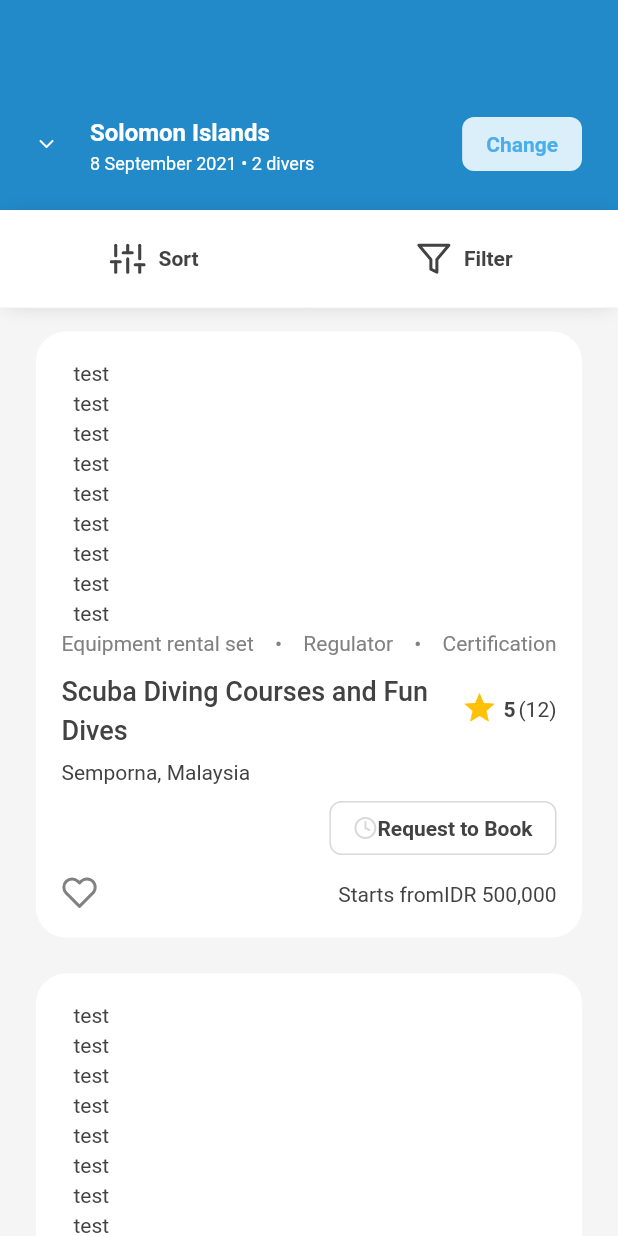
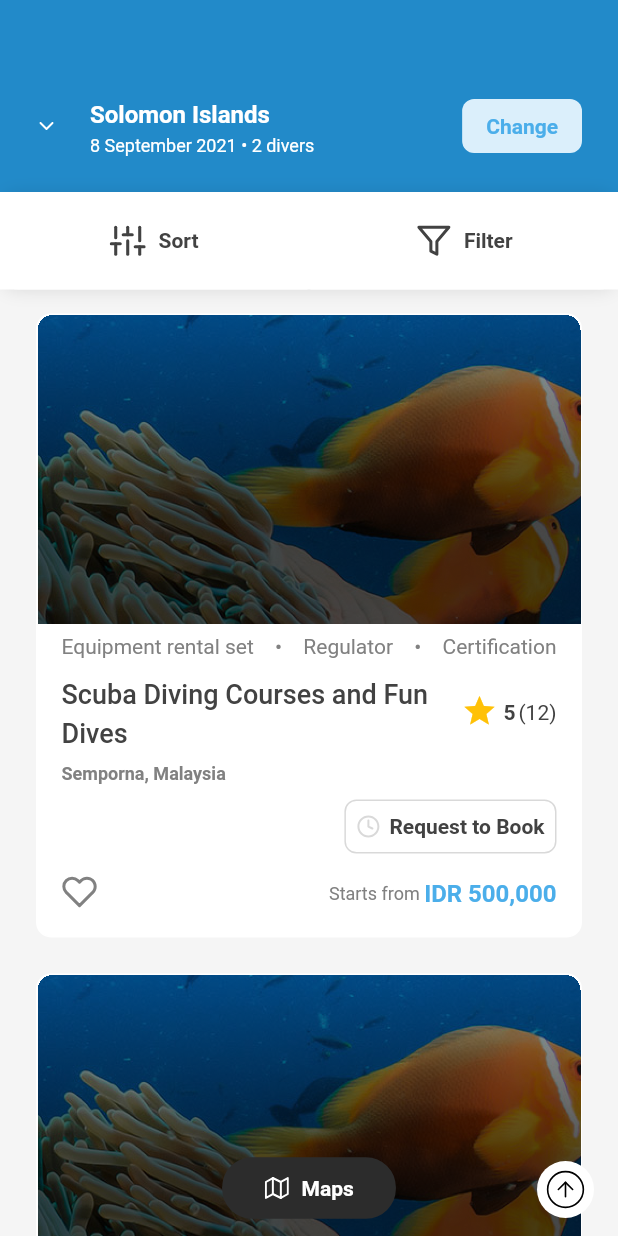
Before and after one commit to bayuleo/bookingDive, a Flutter app: the screen it shows after launch, after a tap on "Search", on a phone screen of 412 x 824 dp. Run offline on Flutter 3.47's test engine with Material 2 defaults, Android fonts, the phone set to English and light mode, and no system bars; our stand-ins replace dio, firebase_auth, firebase_core, firebase_messaging, flutter_svg, get and 5 more; missing offline and left inert: flutter_facebook_auth; accounts and stored records are empty.

Commit message:
page search

```diff
--- a/lib/app/core/widgets/button/button_basic_widget.dart
+++ b/lib/app/core/widgets/button/button_basic_widget.dart
@@ -10,6 +10,9 @@ class ButtonBasicWidget extends StatelessWidget with BaseWidgetMixin {
   final bool enable;
   final Color? backgroundColor;
   final Color? textColor;
+  final Widget? icon;
+  final BorderRadius? borderRadius;
+  final EdgeInsets? padding;
 
   const ButtonBasicWidget({
     Key? key,
@@ -18,6 +21,9 @@ class ButtonBasicWidget extends StatelessWidget with BaseWidgetMixin {
     this.enable = true,
     this.backgroundColor,
     this.textColor,
+    this.icon,
+    this.borderRadius,
+    this.padding,
     required this.onTap,
   }) : super(key: key);
 
@@ -25,18 +31,32 @@ class ButtonBasicWidget extends StatelessWidget with BaseWidgetMixin {
   Widget build(BuildContext context) {
     return ElevatedButton(
       onPressed: () => enable ? onTap() : {},
-      child: TextBasicWidget(
-        text: text,
-        weight: FontWeight.w600,
-        color: textColor ?? theme.white,
+      child: Row(
+        mainAxisSize: MainAxisSize.min,
+        children: [
+          icon == null
+              ? Padding(
+                  padding: EdgeInsets.zero,
+                )
+              : Padding(
+                  padding: EdgeInsets.only(right: 8),
+                  child: icon,
+                ),
+          TextBasicWidget(
+            text: text,
+            weight: FontWeight.w600,
+            color: textColor ?? theme.white,
+          ),
+        ],
       ),
       style: ElevatedButton.styleFrom(
+        padding: padding,
         shadowColor: theme.white,
         elevation: 0,
         primary: enable ? backgroundColor ?? theme.main50 : theme.main30,
         minimumSize: isFullWidht ? const Size.fromHeight(50) : null,
         shape: RoundedRectangleBorder(
-          borderRadius: BorderRadius.circular(8),
+          borderRadius: borderRadius ?? BorderRadius.circular(8),
         ),
       ),
     );
--- a/lib/app/core/widgets/button/button_outline_basic_widget.dart
+++ b/lib/app/core/widgets/button/button_outline_basic_widget.dart
@@ -12,6 +12,7 @@ class ButtonOutlineBasicWidget extends StatelessWidget with BaseWidgetMixin {
   final Color? textColor;
   final Color? borderColor;
   final Widget? icon;
+  final EdgeInsets? padding;
 
   const ButtonOutlineBasicWidget({
     Key? key,
@@ -22,6 +23,7 @@ class ButtonOutlineBasicWidget extends StatelessWidget with BaseWidgetMixin {
     this.textColor,
     this.borderColor,
     this.icon,
+    this.padding,
     required this.onTap,
   }) : super(key: key);
 
@@ -31,7 +33,12 @@ class ButtonOutlineBasicWidget extends StatelessWidget with BaseWidgetMixin {
       onPressed: () => enable ? onTap() : {},
       child: Row(
         children: [
-          icon ?? Container(),
+          icon == null
+              ? Container()
+              : Padding(
+                  padding: EdgeInsets.only(right: 6),
+                  child: icon,
+                ),
           TextBasicWidget(
             text: text,
             weight: FontWeight.w600,
@@ -40,6 +47,7 @@ class ButtonOutlineBasicWidget extends StatelessWidget with BaseWidgetMixin {
         ],
       ),
       style: ElevatedButton.styleFrom(
+        padding: padding,
         shadowColor: theme.white,
         elevation: 0,
         primary: theme.white,
--- a/lib/app/modules/home/home_controller.dart
+++ b/lib/app/modules/main/home/home_controller.dart
@@ -3,9 +3,9 @@ import 'package:bookingdive/app/core/widgets/bottom_sheet_selector/bottom_sheet_
 import 'package:get/get.dart';
 import 'package:get/get_core/src/get_main.dart';
 
-import '../../data/repository/auth_repository.dart';
-import '../../data/repository/user_credentials_repository.dart';
-import '../../routes/app_routes.dart';
+import '../../../data/repository/auth_repository.dart';
+import '../../../data/repository/user_credentials_repository.dart';
+import '../../../routes/app_routes.dart';
 
 class HomeController extends BaseController {
   final AuthRepository _authRepository = Get.find();
--- a/lib/app/modules/home/widgets/item_location_home_widget.dart
+++ b/lib/app/modules/main/home/widgets/item_location_home_widget.dart
@@ -1,9 +1,9 @@
 import 'package:bookingdive/app/core/base/base_widget_mixin.dart';
+import 'package:bookingdive/app/core/widgets/button/button_outline_basic_widget.dart';
 import 'package:flutter/material.dart';
 
-import '../../../../gen/assets.gen.dart';
-import '../../../core/widgets/button/button_outline_basic_widget.dart';
-import '../../../core/widgets/text/text_basic_widget.dart';
+import '../../../../../gen/assets.gen.dart';
+import '../../../../core/widgets/text/text_basic_widget.dart';
 
 class ItemLocationHomeWidget extends StatelessWidget with BaseWidgetMixin {
   const ItemLocationHomeWidget({
--- a/lib/app/modules/home/widgets/item_spot_home_widget.dart
+++ b/lib/app/modules/main/home/widgets/item_spot_home_widget.dart
@@ -1,8 +1,8 @@
 import 'package:bookingdive/app/core/base/base_widget_mixin.dart';
+import 'package:bookingdive/app/core/widgets/text/text_basic_widget.dart';
 import 'package:flutter/material.dart';
 
-import '../../../../gen/assets.gen.dart';
-import '../../../core/widgets/text/text_basic_widget.dart';
+import '../../../../../gen/assets.gen.dart';
 
 class ItemSpotHomeWidget extends StatelessWidget with BaseWidgetMixin {
   const ItemSpotHomeWidget({
--- a/lib/app/modules/main/main_binding.dart
+++ b/lib/app/modules/main/main_binding.dart
@@ -1,9 +1,9 @@
-import 'package:bookingdive/app/modules/home/home_controller.dart';
-import 'package:bookingdive/app/modules/profile/profile_controller.dart';
+import 'package:bookingdive/app/modules/main/profile/profile_controller.dart';
 import 'package:get/get.dart';
 import 'package:get/get_core/src/get_main.dart';
 import 'package:get/get_instance/src/bindings_interface.dart';
 
+import 'home/home_controller.dart';
 import 'main_controller.dart';
 
 class MainBinding implements Bindings {
--- a/lib/app/modules/main/main_controller.dart
+++ b/lib/app/modules/main/main_controller.dart
@@ -1,9 +1,9 @@
-import 'package:bookingdive/app/modules/profile/profile_screen.dart';
+import 'package:bookingdive/app/modules/main/profile/profile_screen.dart';
 import 'package:flutter/material.dart';
 
 import '../../../gen/assets.gen.dart';
 import '../../core/base/base_controller.dart';
-import '../home/home_screen.dart';
+import 'home/home_screen.dart';
 import 'models/bottom_nav_item.dart';
 
 class MainController extends BaseController {
--- a/lib/app/modules/profile/profile_controller.dart
+++ b/lib/app/modules/main/profile/profile_controller.dart
@@ -1,4 +1,4 @@
-import '../../core/base/base_controller.dart';
+import 'package:bookingdive/app/core/base/base_controller.dart';
 
 class ProfileController extends BaseController {
   @override
--- a/lib/app/modules/profile/profile_screen.dart
+++ b/lib/app/modules/main/profile/profile_screen.dart
@@ -1,9 +1,10 @@
 import 'package:bookingdive/app/core/base/base_view.dart';
 import 'package:bookingdive/app/core/base/base_widget_mixin.dart';
 import 'package:bookingdive/app/core/widgets/text/text_basic_widget.dart';
-import 'package:bookingdive/app/modules/profile/profile_controller.dart';
 import 'package:bookingdive/gen/assets.gen.dart';
 import 'package:flutter/material.dart';
+
+import '../profile/profile_controller.dart';
 
 class ProfileScreen extends BaseView<ProfileController> {
   const ProfileScreen({Key? key}) : super(key: key);
@@ -26,7 +27,7 @@ class ProfileScreen extends BaseView<ProfileController> {
                     padding: const EdgeInsets.only(left: 16),
                     child: Column(
                       crossAxisAlignment: CrossAxisAlignment.start,
-                      children: [
+                      children: const [
                         TextBasicWidget(
                           text: 'John Doe',
                           color: Colors.white,
--- a/lib/app/modules/search/search_controller.dart
+++ b/lib/app/modules/search/search_controller.dart
@@ -1,6 +1,9 @@
 import '../../core/base/base_controller.dart';
+import '../../core/widgets/bottom_sheet_selector/bottom_sheet_selector_controller.dart';
 
 class SearchController extends BaseController {
+  final destinationBottomSelector = BottomSheetSelectorController();
+
   @override
   void onReady() {
     super.onReady();
--- a/lib/app/modules/search/search_screen.dart
+++ b/lib/app/modules/search/search_screen.dart
@@ -3,6 +3,8 @@ import 'package:bookingdive/app/core/widgets/text/text_basic_widget.dart';
 import 'package:bookingdive/app/modules/search/search_controller.dart';
 import 'package:bookingdive/app/modules/search/widgets/button_filter_search_widget.dart';
 import 'package:bookingdive/app/modules/search/widgets/item_search_location_widget.dart';
+import 'package:bookingdive/app/modules/search/widgets/selector_search_widget.dart';
+import 'package:bookingdive/app/modules/search/widgets/selector_sort_widget.dart';
 import 'package:bookingdive/gen/assets.gen.dart';
 import 'package:flutter/material.dart';
 
@@ -15,13 +17,14 @@ class SearchScreen extends BaseView<SearchController> {
   Widget buildScreen(BuildContext context) {
     return Scaffold(
       backgroundColor: theme.backgrounGrey,
-      body: Column(
+      body: Stack(children: [
+        Column(
           children: [
             Container(
               decoration: BoxDecoration(color: theme.main70),
               child: Padding(
                 padding: const EdgeInsets.only(
-                  top: 72, bottom: 20, left: 26, right: 24),
+                    top: 60, bottom: 20, left: 26, right: 24),
                 child: Row(
                   mainAxisAlignment: MainAxisAlignment.spaceBetween,
                   children: [
@@ -32,7 +35,7 @@ class SearchScreen extends BaseView<SearchController> {
                           padding: const EdgeInsets.only(left: 24),
                           child: Column(
                             crossAxisAlignment: CrossAxisAlignment.start,
-                          children: [
+                            children: const [
                               TextBasicWidget(
                                 text: 'Solomon Islands',
                                 weight: FontWeight.w700,
@@ -52,7 +55,13 @@ class SearchScreen extends BaseView<SearchController> {
                     ),
                     ButtonBasicWidget(
                       text: 'Change',
-                    onTap: () {},
+                      onTap: () => showModalBottomSheet(
+                        backgroundColor: Colors.transparent,
+                        context: context,
+                        builder: (_) {
+                          return SelectorSearchWidget();
+                        },
+                      ),
                       backgroundColor: theme.main10,
                       textColor: theme.main50,
                     ),
@@ -80,7 +89,14 @@ class SearchScreen extends BaseView<SearchController> {
                         padding: const EdgeInsets.only(right: 1),
                         child: ButtonFilterSearchWidget(
                           title: 'Sort',
-                        onClick: () {},
+                          onClick: () {
+                            showModalBottomSheet(
+                                backgroundColor: Colors.transparent,
+                                context: context,
+                                builder: (_) {
+                                  return SelectorSortWidget();
+                                });
+                          },
                           icon: Assets.icons.settingIcon.svg(),
                         ),
                       ),
@@ -112,6 +128,33 @@ class SearchScreen extends BaseView<SearchController> {
             ))
           ],
         ),
+        Align(
+          alignment: Alignment.bottomCenter,
+          child: Padding(
+            padding: const EdgeInsets.only(bottom: 8),
+            child: ButtonBasicWidget(
+              text: 'Maps',
+              backgroundColor: theme.black70,
+              icon: Assets.icons.mapIcon.svg(),
+              borderRadius: BorderRadius.circular(20),
+              padding: EdgeInsets.symmetric(horizontal: 28, vertical: 12),
+              onTap: () {},
+            ),
+          ),
+        ),
+        Align(
+          alignment: Alignment.bottomRight,
+          child: Padding(
+            padding: const EdgeInsets.only(bottom: 12, right: 16),
+            child: Container(
+              padding: EdgeInsets.all(4),
+              decoration: BoxDecoration(
+                  color: Colors.white, borderRadius: BorderRadius.circular(20)),
+              child: Assets.icons.upCircleIcon.svg(),
+            ),
+          ),
+        )
+      ]),
     );
   }
 }
--- a/lib/app/modules/search/widgets/item_search_location_widget.dart
+++ b/lib/app/modules/search/widgets/item_search_location_widget.dart
@@ -11,27 +11,48 @@ class ItemSearchLocationWidget extends StatelessWidget with BaseWidgetMixin {
   @override
   Widget build(BuildContext context) {
     return Container(
+      width: double.infinity,
       margin: EdgeInsets.only(bottom: 24),
       decoration: BoxDecoration(
         color: Colors.white,
         border: Border.all(color: theme.white),
-        borderRadius: BorderRadius.circular(20.0),
+        borderRadius: BorderRadius.circular(10.0),
       ),
       child: Column(
+        mainAxisSize: MainAxisSize.min,
         crossAxisAlignment: CrossAxisAlignment.start,
         children: [
-          ListView.builder(
-              scrollDirection: Axis.vertical,
-              padding: EdgeInsets.only(left: 24, top: 16, right: 24),
-              shrinkWrap: true,
-              itemCount: 9,
-              itemBuilder: (BuildContext context, int index) {
-                return TextBasicWidget(
-                  text: 'test',
-                );
-              }),
+          Container(
+            clipBehavior: Clip.hardEdge,
+            height: MediaQuery.of(context).size.height / 4,
+            width: double.infinity,
+            decoration: BoxDecoration(
+              color: Colors.white,
+              borderRadius: BorderRadius.only(
+                topRight: Radius.circular(10),
+                topLeft: Radius.circular(10),
+              ),
+            ),
+            child: ListView.builder(
+                physics: BouncingScrollPhysics(),
+                shrinkWrap: true,
+                scrollDirection: Axis.horizontal,
+                itemCount: 5,
+                itemBuilder: (BuildContext context, int index) {
+                  var item = Assets.images.bannerHome.image(
+                      fit: BoxFit.cover,
+                      width: MediaQuery.of(context).size.width - 50);
+                  return index != 4
+                      ? Padding(
+                          padding: const EdgeInsets.only(right: 8),
+                          child: item,
+                        )
+                      : item;
+                }),
+          ),
           Padding(
-            padding: const EdgeInsets.only(left: 16, right: 16, bottom: 8),
+            padding:
+                const EdgeInsets.only(left: 16, right: 16, bottom: 8, top: 4),
             child: Row(
               mainAxisAlignment: MainAxisAlignment.spaceBetween,
               children: [
@@ -82,6 +103,9 @@ class ItemSearchLocationWidget extends StatelessWidget with BaseWidgetMixin {
             padding: const EdgeInsets.only(left: 16, right: 16, bottom: 4),
             child: TextBasicWidget(
               text: 'Semporna, Malaysia',
+              color: theme.black30,
+              size: 12,
+              weight: FontWeight.w600,
             ),
           ),
           Padding(
@@ -90,6 +114,7 @@ class ItemSearchLocationWidget extends StatelessWidget with BaseWidgetMixin {
               mainAxisAlignment: MainAxisAlignment.end,
               children: [
                 ButtonOutlineBasicWidget(
+                    padding: EdgeInsets.symmetric(horizontal: 8, vertical: 0),
                     text: 'Request to Book',
                     textColor: theme.black50,
                     borderColor: theme.black10,
@@ -101,16 +126,23 @@ class ItemSearchLocationWidget extends StatelessWidget with BaseWidgetMixin {
           Padding(
             padding: const EdgeInsets.only(left: 16, right: 16, bottom: 18),
             child: Row(
+              crossAxisAlignment: CrossAxisAlignment.center,
               mainAxisAlignment: MainAxisAlignment.spaceBetween,
               children: [
                 Assets.icons.heartIcon.svg(color: theme.black30),
                 Row(
                   children: [
                     TextBasicWidget(
-                      text: 'Starts from',
+                      text: 'Starts from ',
+                      color: theme.black30,
+                      size: 12,
+                      weight: FontWeight.w400,
                     ),
                     TextBasicWidget(
                       text: 'IDR 500,000',
+                      color: theme.main50,
+                      weight: FontWeight.w700,
+                      size: 16,
                     ),
                   ],
                 )
```
Also changed, not shown: lib/app/modules/main/home/home_screen.dart (renamed from lib/app/modules/home/home_screen.dart, +7 -7 lines), lib/app/modules/main/home/widgets/search_section_widget.dart (renamed from lib/app/modules/home/widgets/search_section_widget.dart, +2 -28 lines), lib/app/modules/search/widgets/selector_search_widget.dart (added, +48 -0 lines), lib/app/modules/search/widgets/selector_sort_widget.dart (added, +46 -0 lines), lib/gen/assets.gen.dart (+7 -0 lines), assets/icons/map_icon.svg (added), assets/icons/up_circle_icon.svg (added). Lines whose indentation alone changed are shown as unchanged.
